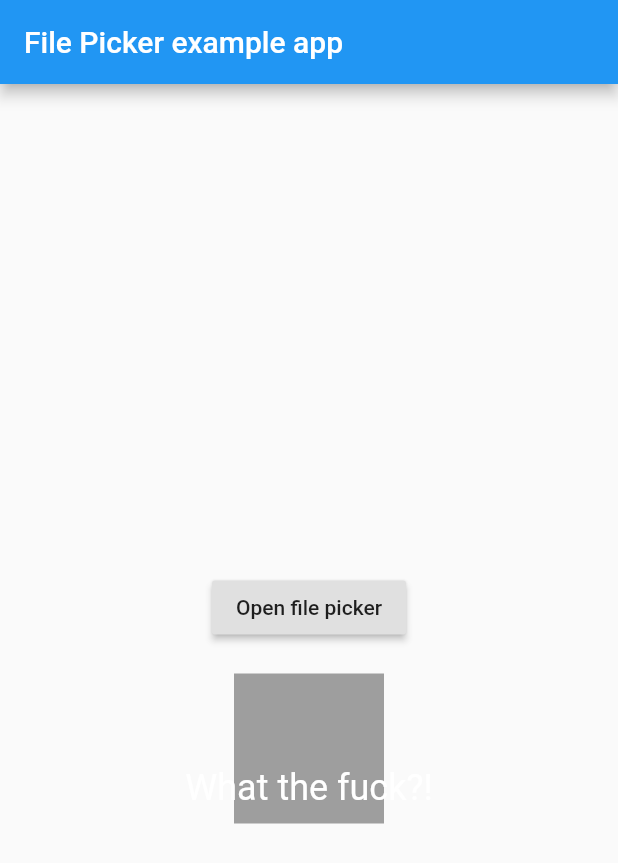
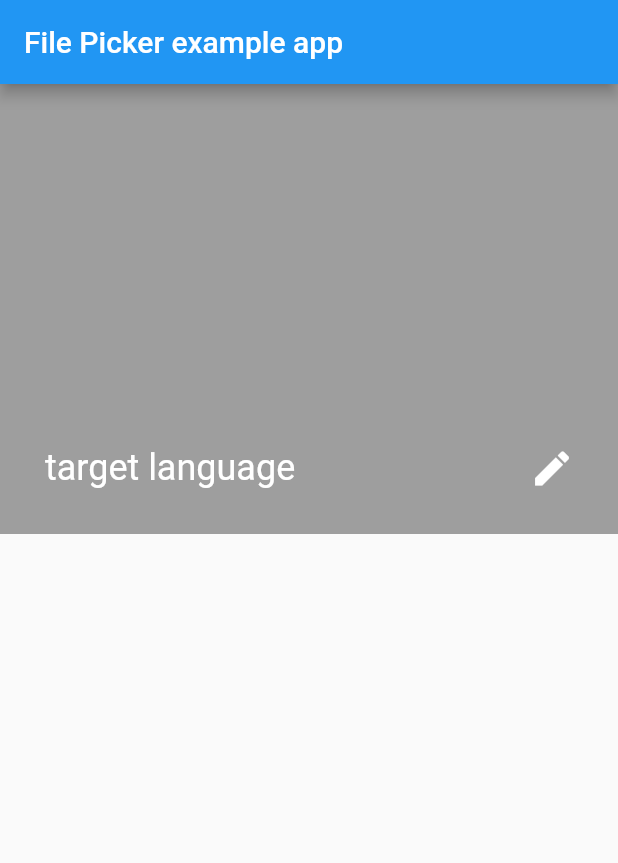
Before and after one commit to calbert1209/file-pikker-study, a Flutter app: the screen it shows after launch, on a phone screen of 412 x 824 dp. Shown: the top 863 px of the screen. Run offline on Flutter 3.47's test engine with Material 2 defaults, Android fonts, the phone set to English and light mode, and no system bars; our stand-ins replace file_picker.

Commit message:
use dummy label and edit icon on top of image

```diff
--- a/lib/main.dart
+++ b/lib/main.dart
@@ -77,47 +77,52 @@ class _FilePickerDemoState extends State<FilePickerDemo> {
         appBar: AppBar(
           title: const Text('File Picker example app'),
         ),
-        body: Center(
-          child: Padding(
-            padding: const EdgeInsets.only(left: 10.0, right: 10.0),
-            child: SingleChildScrollView(
-              child: Column(
-                mainAxisAlignment: MainAxisAlignment.center,
+        body: Container(
+          color: Colors.grey,
+          height: 300,
+          child: Stack(
             children: <Widget>[
-                  Padding(
-                    padding: const EdgeInsets.only(top: 50.0, bottom: 20.0),
-                    child: RaisedButton(
-                      onPressed: _openFileExplorer,
-                      child: Text("Open file picker"),
+              Positioned(
+                top: 0,
+                left: 0,
+                right: 0,
+                child: _localFile != null
+                    ? Container(
+                  child: Image.file(_localFile),
+
+                )
+                    : Container(
+                  color: Colors.grey,
+                  height: 300,
                 ),
               ),
-                  Stack(
-                    alignment: Alignment.bottomCenter,
-                    children: <Widget>[
-                      Container(
-                        child: _localFile != null
-                            ? Image.file(_localFile)
-                            : Container(
-                                width: 100,
-                                height: 100,
-                                color: Colors.grey,
+              Positioned(
+                  left: 30,
+                  bottom: 30,
+                  child: Center(
+                    child: Text(
+                      'target language',
+                      style: TextStyle(
+                        fontSize: 24,
+                        fontWeight: FontWeight.w400,
+                        color: Colors.white,
                       ),
                     ),
-                      Padding(
-                        child: Text(
-                          'What the fuck?!',
-                          style: TextStyle(
-                            color: Colors.white,
-                            fontSize: 24.0,
                   ),
               ),
-                        padding: EdgeInsets.all(10.0),
+              Positioned(
+                right: 20,
+                bottom: 20,
+                child: IconButton(
+                  icon: Icon(
+                    Icons.edit,
+                    size: 30,
+                    color: Colors.white,
+                  ),
+                  onPressed: _openFileExplorer,
+                ),
               )
             ],
-                  )
-                ],
-              ),
-            ),
           ),
         ),
       ),
```
Lines whose indentation alone changed are shown as unchanged.
